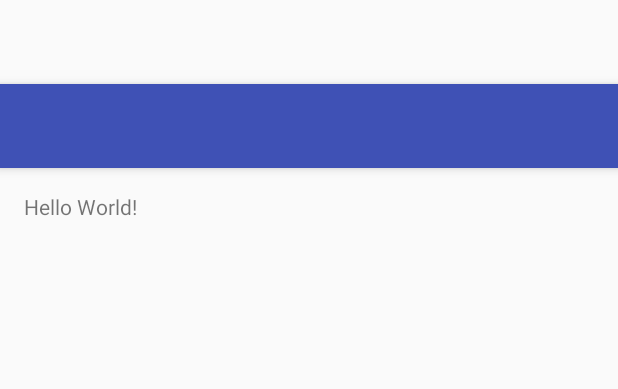
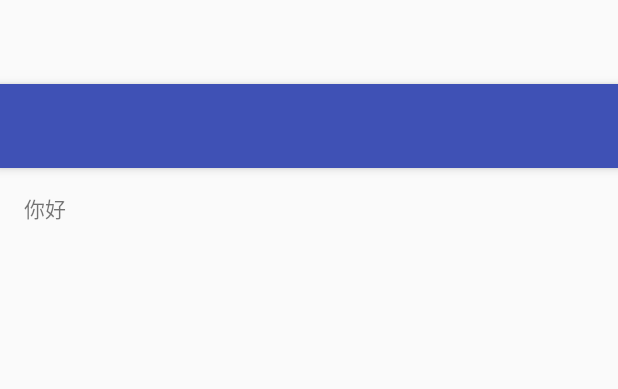
Before and after one commit to LBJjade/Resume-, an Android app: the layout activity_main.xml on its own in the app's theme, with its tools: preview values and no code run, on a phone screen of 412 x 824 dp. Shown: the top 389 px of the screen. Run offline under Robolectric (Android 15) with nearby library versions, the phone set to English and light mode, and no system bars.

Commit message:
demo test

```diff
--- a/demo/jinshajunyuan/BianMin/app/src/main/res/layout/content_main.xml
+++ b/demo/jinshajunyuan/BianMin/app/src/main/res/layout/content_main.xml
@@ -16,5 +16,5 @@
     <TextView
         android:layout_width="wrap_content"
         android:layout_height="wrap_content"
-        android:text="Hello World!" />
+        android:text="你好" />
 </RelativeLayout>
```
